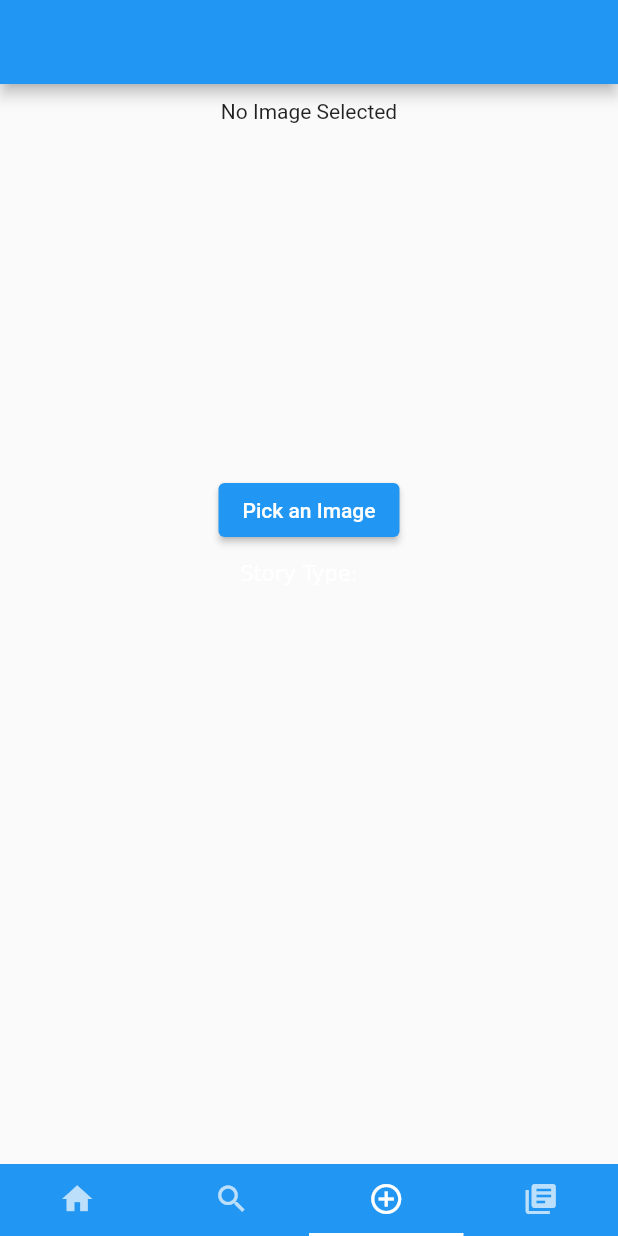
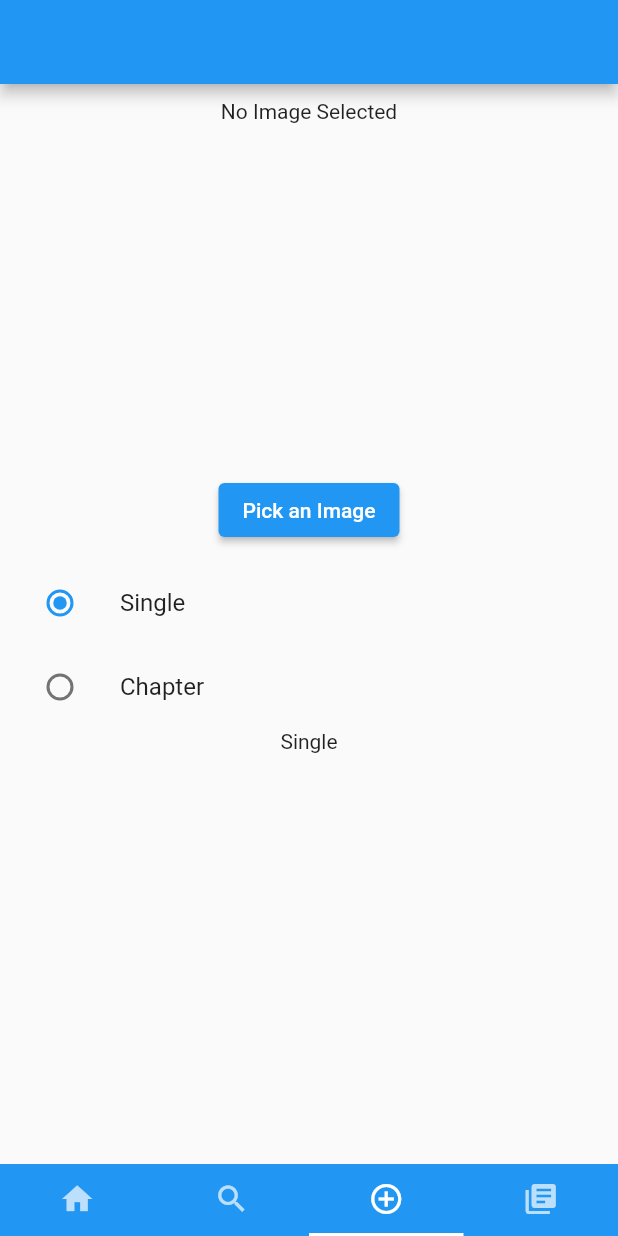
Before and after one commit to StorytellingApp/Audioasis, a Flutter app: the screen it shows once a user with an empty profile is signed in, item 3 of the bottom bar chosen, on a phone screen of 412 x 824 dp. Run offline on Flutter 3.47's test engine with Material 2 defaults, Android fonts, the phone set to English and light mode, and no system bars; our stand-ins replace audioplayers, cloud_firestore, email_validator, file_picker, firebase_auth, firebase_core and 1 more; accounts and stored records are empty.

Commit message:
Added single story or chapter story

```diff
--- a/lib/upload_pages.dart
+++ b/lib/upload_pages.dart
@@ -13,6 +13,7 @@ import 'dart:io';
 //https://pub.dev/packages/file_picker
 //https://github.com/miguelpruivo/flutter_file_picker/wiki/API#filters
 
+enum UploadType {single, chapter}
 
 
 
@@ -27,6 +28,8 @@ class UploadTabPage extends StatefulWidget {
 class _UploadTabPageState extends State<UploadTabPage> {
   PlatformFile? pickedImage;
   UploadTask? imageUploadTask;
+  UploadType? _uploadType = UploadType.single;
+
 
   Future pickImage() async {
     final userImage = await FilePicker.platform.pickFiles(type: FileType.image);
@@ -35,6 +38,22 @@ class _UploadTabPageState extends State<UploadTabPage> {
     setState(() {
       pickedImage = userImage.files.first;
     });
+  }
+
+  Widget singleStory() {
+    return Column(
+      children: [
+        const Text('Single'),
+      ],
+    );
+  }
+
+  Widget chapterStory() {
+    return Column(
+      children: [
+        const Text('Chapter'),
+      ],
+    );
   }
 
   @override
@@ -53,16 +72,31 @@ class _UploadTabPageState extends State<UploadTabPage> {
                 child: (pickedImage == null) ? const Text('Pick an Image') : const Text('Choose Another Image')
               ),
               const SizedBox(height: 10,),
-              RichText(
-                text: TextSpan(
-                  text: 'Story Type:   ',
-                  children: [
-                    TextSpan(
-                      //TODO: add tapgesture recognizer
-                    )
-                  ]
+              ListTile(
+                title: const Text('Single'),
+                leading: Radio<UploadType>(
+                  value: UploadType.single,
+                  groupValue: _uploadType,
+                  onChanged: (UploadType? value) {
+                    setState(() {
+                      _uploadType = value;
+                    });
+                  },
                 ),
               ),
+              ListTile(
+                title: const Text('Chapter'),
+                leading: Radio<UploadType>(
+                  value: UploadType.chapter,
+                  groupValue: _uploadType,
+                  onChanged: (UploadType? value){
+                    setState(() {
+                      _uploadType= value;
+                    });
+                  },
+                ),
+              ),
+              (_uploadType == UploadType.single) ? singleStory() : chapterStory(),
             ],
           ),
         ),
```
